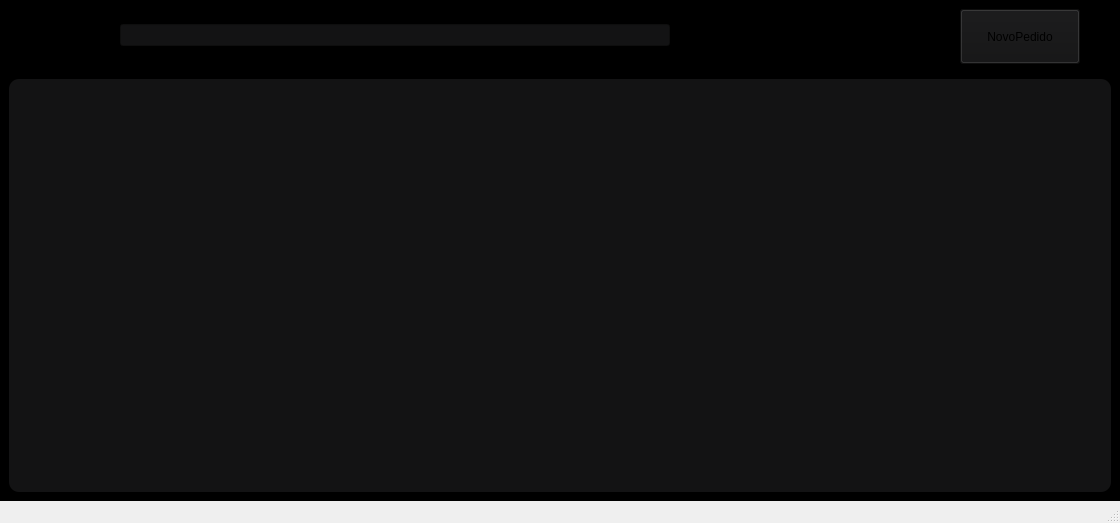
First picture: the form in desktop/windows/form_delivery/delivery.ui, repository hnmcano/unique, before the edit.
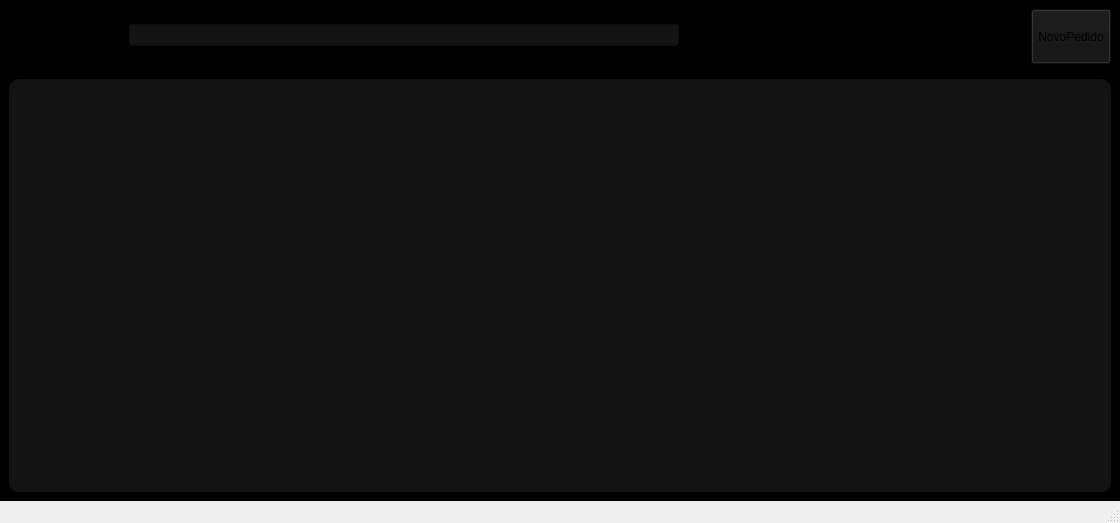
Second picture: the form after the edit. Icons and pictures are not drawn.

Patch:
```diff
--- a/desktop/windows/form_delivery/delivery.ui
+++ b/desktop/windows/form_delivery/delivery.ui
@@ -138,6 +138,18 @@
         </widget>
        </item>
        <item>
+        <widget class="QWidget" name="widget_5" native="true">
+         <property name="minimumSize">
+          <size>
+           <width>200</width>
+           <height>0</height>
+          </size>
+         </property>
+         <property name="styleSheet">
+          <string notr="true"/>
+         </property>
+         <layout class="QHBoxLayout" name="horizontalLayout_2">
+          <item>
         <widget class="QWidget" name="widget_4" native="true">
          <property name="minimumSize">
           <size>
@@ -178,18 +190,6 @@
          </layout>
         </widget>
        </item>
-       <item>
-        <widget class="QWidget" name="widget_5" native="true">
-         <property name="minimumSize">
-          <size>
-           <width>200</width>
-           <height>0</height>
-          </size>
-         </property>
-         <property name="styleSheet">
-          <string notr="true"/>
-         </property>
-         <layout class="QHBoxLayout" name="horizontalLayout_2">
           <item>
            <widget class="QPushButton" name="pushButton">
             <property name="minimumSize">
```
Lines whose indentation alone changed are shown as unchanged.
